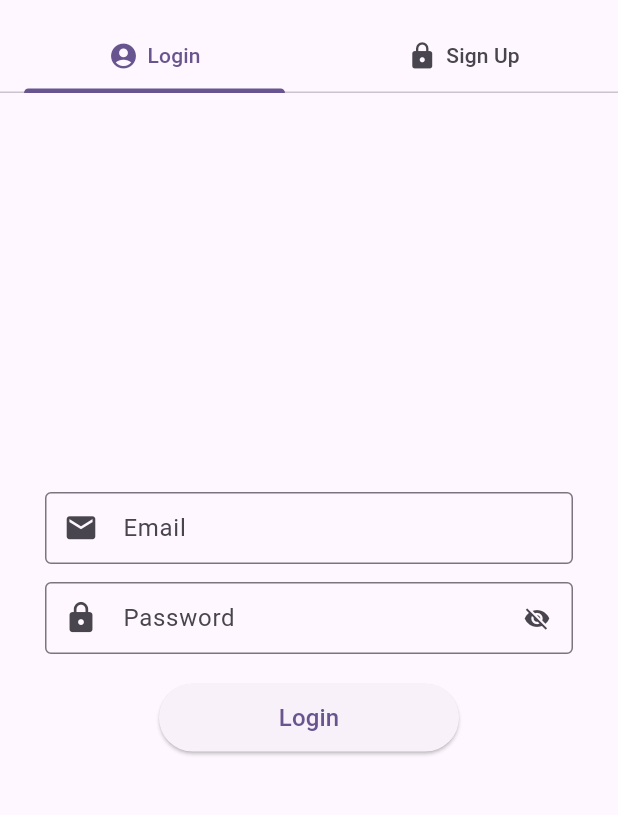
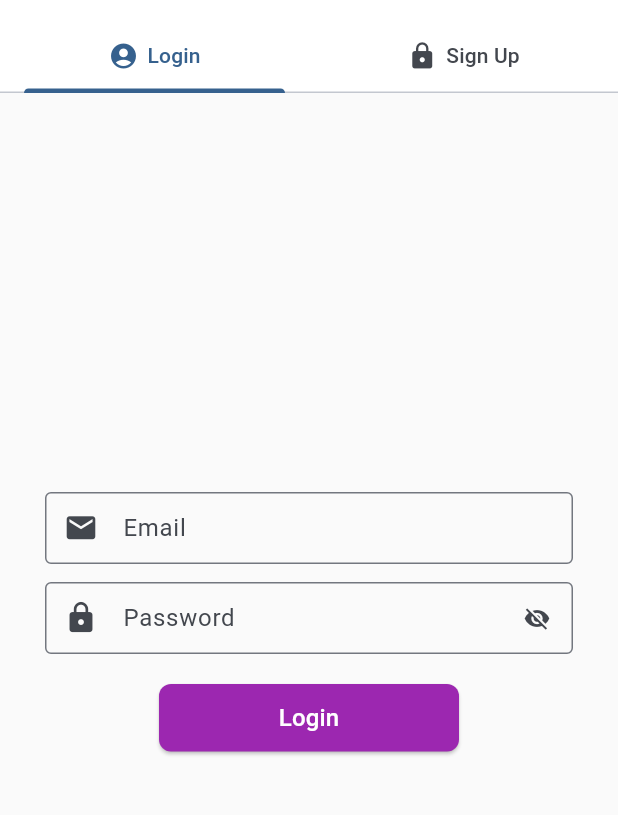
Before and after one commit to Suryacharan-Bandaluppi/Company_Application, a Flutter app: the screen it shows after launch, on a phone screen of 412 x 824 dp, the part 63-878 px from its top. Run offline on Flutter 3.47's test engine with Material 3 defaults, Android fonts, the phone set to English and light mode, and no system bars; our stand-ins replace firebase_auth, firebase_core, firebase_database, go_router, shared_preferences; accounts and stored records are empty.

Commit message:
Added the app theme

```diff
--- a/lib/main.dart
+++ b/lib/main.dart
@@ -1,6 +1,7 @@
 import 'package:flutter/material.dart';
 import 'package:generic_company_application/routes/app_router.dart';
 import 'package:firebase_core/firebase_core.dart';
+import 'package:generic_company_application/theme/app_theme.dart';
 import 'firebase_options.dart';
 
 void main() async {
@@ -19,7 +20,9 @@ class MyApp extends StatelessWidget {
       routerConfig: appRouter,
       title: 'Company Application',
       debugShowCheckedModeBanner: false,
-      theme: ThemeData(colorScheme: .fromSeed(seedColor: Colors.deepPurple)),
+      theme: AppTheme.lightTheme,
+      darkTheme: AppTheme.darkTheme,
+      themeMode: ThemeMode.system,
     );
   }
 }
--- /dev/null
+++ b/lib/theme/app_theme.dart
@@ -0,0 +1,61 @@
+import 'package:flutter/material.dart';
+
+class AppTheme {
+  static ThemeData lightTheme = ThemeData(
+    useMaterial3: true,
+    colorScheme: ColorScheme.fromSeed(
+      seedColor: Colors.blue,
+      brightness: Brightness.light,
+    ),
+    appBarTheme: const AppBarTheme(
+      backgroundColor: Colors.white,
+      foregroundColor: Colors.black87,
+      elevation: 0,
+    ),
+    elevatedButtonTheme: ElevatedButtonThemeData(
+      style: ElevatedButton.styleFrom(
+        backgroundColor: Colors.purple,
+        foregroundColor: Colors.white,
+        shape: RoundedRectangleBorder(borderRadius: BorderRadius.circular(8)),
+        padding: const EdgeInsets.symmetric(vertical: 10),
+      ),
+    ),
+    inputDecorationTheme: InputDecorationTheme(
+      border: OutlineInputBorder(borderRadius: BorderRadius.circular(8)),
+      focusedBorder: OutlineInputBorder(
+        borderRadius: BorderRadius.circular(8),
+        borderSide: const BorderSide(color: Colors.blue, width: 2),
+      ),
+    ),
+    scaffoldBackgroundColor: Colors.grey.shade50,
+  );
+
+  static ThemeData darkTheme = ThemeData(
+    useMaterial3: true,
+    colorScheme: ColorScheme.fromSeed(
+      seedColor: Colors.blue,
+      brightness: Brightness.dark,
+    ),
+    appBarTheme: const AppBarTheme(
+      backgroundColor: Color(0xFF121212),
+      foregroundColor: Colors.white,
+      elevation: 0,
+    ),
+    elevatedButtonTheme: ElevatedButtonThemeData(
+      style: ElevatedButton.styleFrom(
+        backgroundColor: Colors.blue,
+        foregroundColor: Colors.white,
+        shape: RoundedRectangleBorder(borderRadius: BorderRadius.circular(8)),
+        padding: const EdgeInsets.symmetric(vertical: 10),
+      ),
+    ),
+    inputDecorationTheme: InputDecorationTheme(
+      border: OutlineInputBorder(borderRadius: BorderRadius.circular(8)),
+      focusedBorder: OutlineInputBorder(
+        borderRadius: BorderRadius.circular(8),
+        borderSide: const BorderSide(color: Colors.blue, width: 2),
+      ),
+    ),
+    scaffoldBackgroundColor: const Color(0xFF121212),
+  );
+}
```
